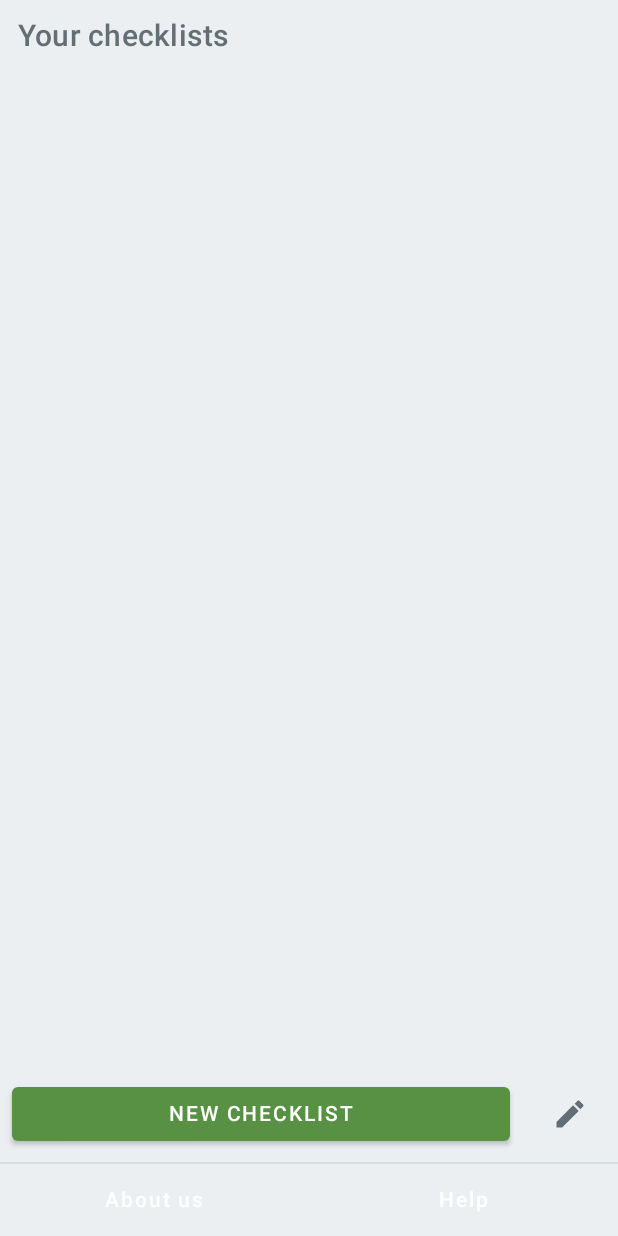
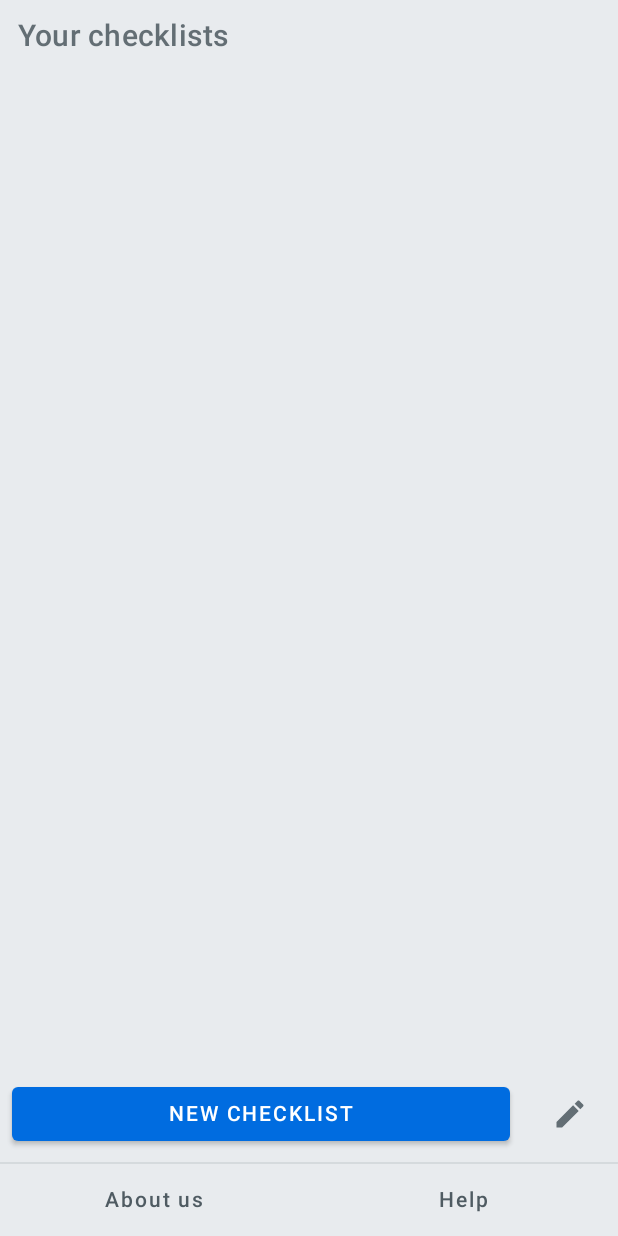
Before and after one commit to Wottrich/android-smart-checklist, an Android app built with Jetpack Compose: the composable HomeDrawerSuccessContent called with empty values, on a phone screen of 412 x 824 dp. Run offline under Robolectric (Android 15) with nearby library versions, the phone set to English and light mode, and no system bars.

Commit message:
[Feature] change secondary color

```diff
--- a/app/src/main/java/wottrich/github/io/androidsmartchecklist/presentation/ui/drawer/HomeDrawerChecklistItemComponent.kt
+++ b/app/src/main/java/wottrich/github/io/androidsmartchecklist/presentation/ui/drawer/HomeDrawerChecklistItemComponent.kt
@@ -115,7 +115,7 @@ private fun ItemContent(
                 if (checklist.isSelected) {
                     Surface(
                         shape = RoundedCornerShape(50),
-                        color = SmartChecklistTheme.colors.status.positive
+                        color = SmartChecklistTheme.colors.secondary
                     ) {
                         Box(
                             modifier = Modifier.padding(
@@ -126,7 +126,7 @@ private fun ItemContent(
                             ListItemEndTextContent(
                                 primary = RowDefaults.description(
                                     text = stringResource(id = R.string.home_drawer_checklist_selected_label),
-                                    color = SmartChecklistTheme.colors.primary,
+                                    color = SmartChecklistTheme.colors.onSecondary,
                                     fontWeight = FontWeight.Bold
                                 )
                             )
--- a/app/src/main/java/wottrich/github/io/androidsmartchecklist/presentation/ui/drawer/HomeDrawerHelpAboutUseContent.kt
+++ b/app/src/main/java/wottrich/github/io/androidsmartchecklist/presentation/ui/drawer/HomeDrawerHelpAboutUseContent.kt
@@ -3,12 +3,14 @@ package wottrich.github.io.androidsmartchecklist.presentation.ui.drawer
 import androidx.compose.foundation.layout.Row
 import androidx.compose.foundation.layout.RowScope
 import androidx.compose.foundation.layout.fillMaxWidth
+import androidx.compose.material.ButtonDefaults
 import androidx.compose.material.Text
 import androidx.compose.material.TextButton
 import androidx.compose.runtime.Composable
 import androidx.compose.ui.Modifier
 import androidx.compose.ui.res.stringResource
 import wottrich.github.io.androidsmartchecklist.R.string
+import wottrich.github.io.baseui.ui.pallet.SmartChecklistTheme
 
 @Composable
 fun HelpAboutUsContent(
@@ -27,7 +29,8 @@ fun HelpAboutUsContent(
 private fun RowScope.AboutUsTextButtonComponent(onAboutUsClick: () -> Unit) {
     TextButton(
         modifier = Modifier.weight(1f),
-        onClick = { onAboutUsClick() }
+        onClick = { onAboutUsClick() },
+        colors = ButtonDefaults.textButtonColors(contentColor = SmartChecklistTheme.colors.onPrimary)
     ) {
         Text(text = stringResource(id = string.drawer_bottom_items_about_us))
     }
@@ -37,7 +40,8 @@ private fun RowScope.AboutUsTextButtonComponent(onAboutUsClick: () -> Unit) {
 private fun RowScope.HelpTextButtonContent(onHelpClick: () -> Unit) {
     TextButton(
         modifier = Modifier.weight(1f),
-        onClick = { onHelpClick() }
+        onClick = { onHelpClick() },
+        colors = ButtonDefaults.textButtonColors(contentColor = SmartChecklistTheme.colors.onPrimary)
     ) {
         Text(text = stringResource(id = string.drawer_bottom_items_help))
     }
--- a/baseui/src/main/java/wottrich/github/io/baseui/ui/pallet/Pallet.kt
+++ b/baseui/src/main/java/wottrich/github/io/baseui/ui/pallet/Pallet.kt
@@ -5,10 +5,10 @@ import androidx.compose.ui.graphics.Color
 object ColorsLightPallet {
     val primary = Color(0xFFFFFFFF)
     val primaryVariant = Color(0xFFBABDBE)
-    val secondary = Color(0xFF589143)
-    val secondaryVariant = Color(0xFF88C270)
-    val background = Color(0xFFECEFF1)
-    val surface = Color(0xFFE8EBEE)
+    val secondary = Color(0xFF006CE0)
+    val secondaryVariant = Color(0xFF3396FF)
+    val background = Color(0xFFE8EBEE)
+    val surface = Color(0xFFDCE0E5)
     val error = Color(0xFFB00020)
     val onPrimary = Color(0xFF4F5B62)
     val onSecondary = Color(0xFFBABDBE)
@@ -20,8 +20,8 @@ object ColorsLightPallet {
 object ColorsDarkPallet {
     val primary = Color(0xFF536C79)
     val primaryVariant = Color(0xFF000A12)
-    val secondary = Color(0xFF62BC86)
-    val secondaryVariant = Color(0xFF12612F)
+    val secondary = Color(0xFF1F8BFF)
+    val secondaryVariant = Color(0xFF0059B8)
     val background = Color(0xFF263238)
     val surface = Color(0xFF192124)
     val error = Color(0xFFFF4444)
--- a/features/task/impl/src/main/java/wottrich/github/io/impl/presentation/ui/IconCompletableTaskContent.kt
+++ b/features/task/impl/src/main/java/wottrich/github/io/impl/presentation/ui/IconCompletableTaskContent.kt
@@ -5,12 +5,12 @@ import androidx.compose.animation.ExperimentalAnimationApi
 import androidx.compose.foundation.clickable
 import androidx.compose.foundation.shape.CircleShape
 import androidx.compose.material.Icon
-import androidx.compose.material.MaterialTheme
 import androidx.compose.runtime.Composable
 import androidx.compose.ui.Modifier
 import androidx.compose.ui.draw.clip
 import androidx.compose.ui.res.painterResource
 import androidx.compose.ui.res.stringResource
+import wottrich.github.io.baseui.ui.pallet.SmartChecklistTheme
 import wottrich.github.io.impl.R
 import wottrich.github.io.impl.R.drawable
 
@@ -36,7 +36,7 @@ fun IconCompletableTaskContent(
         }
 
         Icon(
-            tint = MaterialTheme.colors.secondary,
+            tint = SmartChecklistTheme.colors.status.positive,
             painter = painterResource(id = checkIcon),
             contentDescription = stringResource(checkIconContentDescription, taskName),
             modifier = Modifier
```
